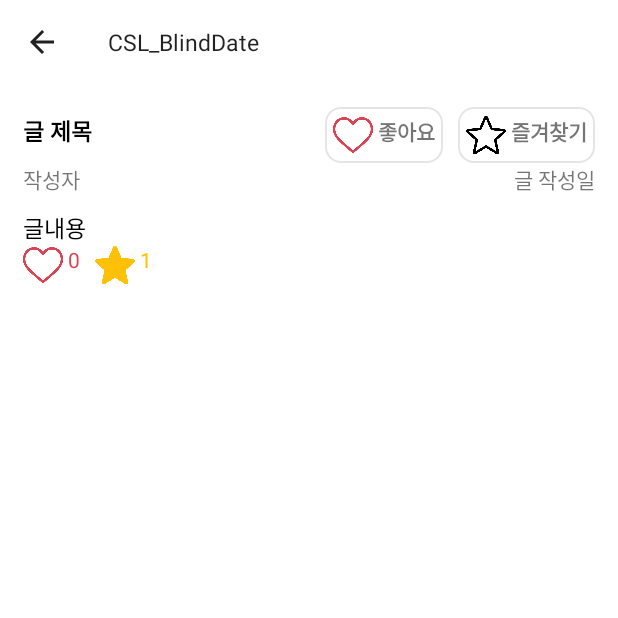
After one commit to gudwh14/csl_blind_date, an Android app: the BoardViewActivity screen opened directly, with no data from a screen before it, on a phone screen of 412 x 824 dp, the top half of it. The commit adds this screen. Run offline under Robolectric (Android 15) with nearby library versions, the phone set to English and light mode, and no system bars.

Commit message:
2020/05/18 -a

```diff
--- a/app/src/main/java/com/csl/csl_blinddate/Adapter/BoardAdapter.java
+++ b/app/src/main/java/com/csl/csl_blinddate/Adapter/BoardAdapter.java
@@ -1,6 +1,7 @@
 package com.csl.csl_blinddate.Adapter;
 
 import android.content.Context;
+import android.content.Intent;
 import android.graphics.drawable.Drawable;
 import android.view.LayoutInflater;
 import android.view.View;
@@ -12,6 +13,8 @@ import android.widget.Toast;
 import androidx.annotation.NonNull;
 import androidx.recyclerview.widget.RecyclerView;
 
+import com.csl.csl_blinddate.BoardViewActivity;
+import com.csl.csl_blinddate.ChatActivity;
 import com.csl.csl_blinddate.Data.ApplyData;
 import com.csl.csl_blinddate.Data.BoardData;
 import com.csl.csl_blinddate.Data.RetrofitRepo;
@@ -77,6 +80,7 @@ public class BoardAdapter extends RecyclerView.Adapter<BoardAdapter.ViewHolder>
         private Drawable up_drawable;
         private Drawable comments_drawable;
         int board_id;
+        String board_title;
 
         ViewHolder(final View itemView) {
             super(itemView);
@@ -96,6 +100,8 @@ public class BoardAdapter extends RecyclerView.Adapter<BoardAdapter.ViewHolder>
 
         void onBind(BoardData data) {
             Date time = new Date();
+            board_title = data.getBoard_title();
+
             String str_time = simpleDateFormat.format(time);
             String[] n_time = str_time.split(" ");
             String[] b_time = data.getTime().split(" ");
@@ -107,7 +113,7 @@ public class BoardAdapter extends RecyclerView.Adapter<BoardAdapter.ViewHolder>
             }
 
             board_id = data.getBoard_id();
-            if(data.getBoard_title().equals("익명게시판")) {
+            if(board_title.equals("익명게시판")) {
                 board_userText.setText("익명");
             }
             else {
@@ -120,6 +126,19 @@ public class BoardAdapter extends RecyclerView.Adapter<BoardAdapter.ViewHolder>
 
             board_upText.setCompoundDrawables(up_drawable,null,null,null);
             board_commentsText.setCompoundDrawables(comments_drawable,null,null,null);
+
+            itemView.setOnClickListener(new View.OnClickListener() {
+                @Override
+                public void onClick(View view) {
+                    int pos = getAdapterPosition();
+                    if(pos != RecyclerView.NO_POSITION) {
+                        Intent intent = new Intent(view.getContext(), BoardViewActivity.class);
+                        intent.putExtra("title",board_title);
+                        intent.putExtra("board_id",board_id);
+                        view.getContext().startActivity(intent);
+                    }
+                }
+            });
         }
 
     }
--- /dev/null
+++ b/app/src/main/java/com/csl/csl_blinddate/BoardViewActivity.java
@@ -0,0 +1,113 @@
+package com.csl.csl_blinddate;
+
+import androidx.appcompat.app.AppCompatActivity;
+import androidx.appcompat.widget.Toolbar;
+import retrofit2.Call;
+import retrofit2.Callback;
+import retrofit2.Response;
+import retrofit2.Retrofit;
+import retrofit2.converter.gson.GsonConverterFactory;
+
+import android.graphics.drawable.Drawable;
+import android.os.Bundle;
+import android.view.View;
+import android.widget.TextView;
+
+import com.csl.csl_blinddate.Data.RetrofitRepo;
+
+import java.util.HashMap;
+
+import static com.csl.csl_blinddate.RetrofitService.URL;
+
+public class BoardViewActivity extends AppCompatActivity {
+
+    Drawable up_drawable;
+    Drawable favorite_before_drawable;
+    Drawable favorite_after_drawable;
+    TextView boardView_titleText;
+    TextView boardView_userText;
+    TextView boardView_timeText;
+    TextView boardView_upText;
+    TextView boardView_favoriteText;
+    TextView boardView_mainText;
+    TextView boardView_up_countText;
+    TextView boardView_favorite_countText;
+
+
+    @Override
+    protected void onCreate(Bundle savedInstanceState) {
+        super.onCreate(savedInstanceState);
+        setContentView(R.layout.activity_board_view);
+
+        // toolbar
+        Toolbar toolbar = findViewById(R.id.boardView_toolbar);
+        toolbar.setTitle(getIntent().getStringExtra("title"));
+        setSupportActionBar(toolbar);
+        getSupportActionBar().setDisplayHomeAsUpEnabled(true);
+
+        // view Init
+        up_drawable = getApplicationContext().getResources().getDrawable(R.drawable.heart_icon);
+        favorite_before_drawable = getApplicationContext().getResources().getDrawable(R.drawable.favorite_before_icon);
+        favorite_after_drawable = getApplicationContext().getResources().getDrawable(R.drawable.favorite_after_icon);
+
+        up_drawable.setBounds(0,0,40,40);
+        favorite_before_drawable.setBounds(0,0,40,40);
+        favorite_after_drawable.setBounds(0,0,40,40);
+
+        boardView_titleText = findViewById(R.id.boardView_titleText);
+        boardView_userText = findViewById(R.id.boardView_userText);
+        boardView_timeText = findViewById(R.id.boardView_timeText);
+        boardView_upText = findViewById(R.id.boardView_upText);
+        boardView_favoriteText = findViewById(R.id.boardView_favoriteText);
+        boardView_mainText = findViewById(R.id.boardView_mainText);
+        boardView_up_countText = findViewById(R.id.boardView_up_countText);
+        boardView_favorite_countText = findViewById(R.id.boardView_favorite_countText);
+
+
+        boardView_upText.setCompoundDrawables(up_drawable,null,null,null);
+        boardView_favoriteText.setCompoundDrawables(favorite_before_drawable,null,null,null);
+        boardView_up_countText.setCompoundDrawables(up_drawable,null,null,null);
+        boardView_favorite_countText.setCompoundDrawables(favorite_after_drawable,null,null,null);
+
+        //
+        boardView_favoriteText.setOnClickListener(new View.OnClickListener() {
+            @Override
+            public void onClick(View view) {
+                boardView_favoriteText.setCompoundDrawables(favorite_after_drawable,null,null,null);
+            }
+        });
+
+        // refresh
+        refresh();
+    }
+
+    public void refresh() {
+        HashMap<String,Object> data = new HashMap<>();
+        data.put("id",getIntent().getIntExtra("board_id",0));
+
+        Retrofit retrofit = new Retrofit.Builder()
+                .baseUrl(URL)
+                .addConverterFactory(GsonConverterFactory.create())
+                .build();
+        RetrofitService retrofitService = retrofit.create(RetrofitService.class);
+        Call<RetrofitRepo> call = retrofitService.BoardViewRefresh(data);
+        call.enqueue(new Callback<RetrofitRepo>() {
+            @Override
+            public void onResponse(Call<RetrofitRepo> call, Response<RetrofitRepo> response) {
+                RetrofitRepo repo = response.body();
+                boardView_titleText.setText(repo.getTitle());
+                boardView_userText.setText(repo.getUserID()+" 님");
+                boardView_mainText.setText(repo.getMainText());
+                boardView_up_countText.setText(repo.getUp()+"");
+                boardView_favorite_countText.setText(repo.getFavorite()+"");
+                String[] time = repo.getTime().split(" ");
+                boardView_timeText.setText(time[1]+" "+time[2]);
+            }
+
+            @Override
+            public void onFailure(Call<RetrofitRepo> call, Throwable t) {
+                t.printStackTrace();
+            }
+        });
+    }
+}
--- a/app/src/main/java/com/csl/csl_blinddate/Data/RetrofitRepo.java
+++ b/app/src/main/java/com/csl/csl_blinddate/Data/RetrofitRepo.java
@@ -55,6 +55,8 @@ public class RetrofitRepo {
     private int up;
     @SerializedName("comments")
     private int comments;
+    @SerializedName("favorite")
+    private int favorite;
 
     public boolean isSuccess() {
         return success;
@@ -159,4 +161,8 @@ public class RetrofitRepo {
     public int getComments() {
         return comments;
     }
+
+    public int getFavorite() {
+        return favorite;
+    }
 }
--- a/app/src/main/java/com/csl/csl_blinddate/Data/UserData.java
+++ b/app/src/main/java/com/csl/csl_blinddate/Data/UserData.java
@@ -5,7 +5,7 @@ import android.os.Parcelable;
 
 import com.kakao.usermgmt.response.model.User;
 
-public class UserData implements Parcelable {
+public class UserData {
     private String userID;
     private int age;
     private String gender;
@@ -13,7 +13,7 @@ public class UserData implements Parcelable {
     private String mail;
     private boolean certification;
 
-    public UserData (String userID, int age, String gender, String school, String mail, boolean certification ) {
+    public UserData(String userID, int age, String gender, String school, String mail, boolean certification) {
         this.userID = userID;
         this.age = age;
         this.gender = gender;
@@ -45,40 +45,4 @@ public class UserData implements Parcelable {
     public boolean isCertification() {
         return certification;
     }
-
-    protected UserData(Parcel in) {
-        userID = in.readString();
-        age = in.readInt();
-        gender = in.readString();
-        school = in.readString();
-        mail = in.readString();
-        certification = in.readInt() == 1;
-    }
-
-    @Override
-    public int describeContents() {
-        return 0;
-    }
-
-    @Override
-    public void writeToParcel(Parcel parcel, int i) {
-        parcel.writeString(userID);
-        parcel.writeInt(age);
-        parcel.writeString(gender);
-        parcel.writeString(school);
-        parcel.writeString(mail);
-        parcel.writeInt(certification ? 1 : 0);
-    }
-
-    public static final Creator<UserData> CREATOR = new Creator<UserData>() {
-        @Override
-        public UserData createFromParcel(Parcel parcel) {
-            return new UserData(parcel);
-        }
-
-        @Override
-        public UserData[] newArray(int i) {
-            return new UserData[i];
-        }
-    };
 }
--- a/app/src/main/java/com/csl/csl_blinddate/ListTabFragment.java
+++ b/app/src/main/java/com/csl/csl_blinddate/ListTabFragment.java
@@ -58,7 +58,6 @@ public class ListTabFragment extends Fragment {
 
         View view = localInflater.inflate(R.layout.fragment_list_tab, container, false);
 
-        userData = getArguments().getParcelable("userData");
 
         // RecyclerView, Adapter 초기화
         listRecyclerView = view.findViewById(R.id.ListRecyclerView);
@@ -87,7 +86,6 @@ public class ListTabFragment extends Fragment {
             @Override
             public void onClick(View view) {
                 Intent intent = new Intent(getActivity(),ListWriteActivity.class);
-                intent.putExtra("userData",getArguments().getParcelable("userData"));
                 startActivity(intent);
             }
         });
--- a/app/src/main/java/com/csl/csl_blinddate/ListWriteActivity.java
+++ b/app/src/main/java/com/csl/csl_blinddate/ListWriteActivity.java
@@ -68,7 +68,6 @@ public class ListWriteActivity extends AppCompatActivity {
         memberChip_3 = findViewById(R.id.memberChip_3);
         memberChip_4 = findViewById(R.id.memberChip_4);
 
-        final UserData userData = getIntent().getParcelableExtra("userData");
 
         // CloseButton 클릭 리스너
         ListWrite_CloseButton.setOnClickListener(new View.OnClickListener() {
@@ -109,7 +108,7 @@ public class ListWriteActivity extends AppCompatActivity {
                 else {
                     // 통신
                     HashMap<String, Object> data = new HashMap<>();
-                    data.put("userID",userData.getUserID());
+                    data.put("userID",SplashActivity.userData.getUserID());
                     data.put("comment",comment);
                     data.put("member",member);
                     data.put("trait0",trait[0]);
--- a/app/src/main/java/com/csl/csl_blinddate/MainActivity.java
+++ b/app/src/main/java/com/csl/csl_blinddate/MainActivity.java
@@ -35,12 +35,6 @@ public class MainActivity extends AppCompatActivity {
         homeTabFragment = new HomeTabFragment();
         listTabFragment = new ListTabFragment();
         chatTabFragment = new ChatTabFragment();
-
-        Bundle bundle = new Bundle();
-        bundle.putParcelable("userData",getIntent().getParcelableExtra("userData"));
-        homeTabFragment.setArguments(bundle);
-        listTabFragment.setArguments(bundle);
-        chatTabFragment.setArguments(bundle);
 
         // 제일 처음 띄울 fragment 뷰 설정
         getSupportFragmentManager().beginTransaction().replace(R.id.MainFrameLayout, homeTabFragment).commitAllowingStateLoss();
--- a/app/src/main/java/com/csl/csl_blinddate/RegisterActivity.java
+++ b/app/src/main/java/com/csl/csl_blinddate/RegisterActivity.java
@@ -129,7 +129,6 @@ public class RegisterActivity extends AppCompatActivity {
                                     if (repo.isSuccess()) {
                                         Intent intent = new Intent(RegisterActivity.this, MainActivity.class);
                                         UserData userData = new UserData(userID,age,gender,school,mail,certification);
-                                        intent.putExtra("userData",userData);
                                         startActivity(intent);
                                         finish();
                                     } else {
--- a/app/src/main/java/com/csl/csl_blinddate/RetrofitService.java
+++ b/app/src/main/java/com/csl/csl_blinddate/RetrofitService.java
@@ -18,7 +18,7 @@ import retrofit2.http.Query;
 import retrofit2.http.QueryMap;
 
 public interface RetrofitService {
-    String URL = "http://121.137.115.129/blinddate/";
+    String URL = "http://112.186.52.39/blinddate/";
 
 
     @GET("index.php")
@@ -115,5 +115,10 @@ public interface RetrofitService {
             @FieldMap HashMap<String, Object> param
     );
 
+    @FormUrlEncoded
+    @POST("BoardViewRefresh.php")
+    Call<RetrofitRepo> BoardViewRefresh(
+            @FieldMap HashMap<String, Object> param
+    );
 
 }
--- a/app/src/main/java/com/csl/csl_blinddate/SplashActivity.java
+++ b/app/src/main/java/com/csl/csl_blinddate/SplashActivity.java
@@ -75,7 +75,6 @@ public class SplashActivity extends AppCompatActivity {
                                     if(repo.isSuccess()) {
                                         intent = new Intent(SplashActivity.this,MainActivity.class);
                                         userData = new UserData(repo.getUserID(),repo.getAge(),repo.getGender()+"",repo.getSchool(),repo.getMail(),repo.isCertification());
-                                        intent.putExtra("userData",userData);
                                         startActivity(intent);
                                         //finish();
 
--- /dev/null
+++ b/app/src/main/res/drawable-v24/grey_background_shape.xml
@@ -0,0 +1,12 @@
+<?xml version="1.0" encoding="utf-8"?>
+<shape xmlns:android="http://schemas.android.com/apk/res/android"
+    android:shape="rectangle" >
+    <solid android:color="@null"/>
+    <corners android:bottomRightRadius="10dp"
+        android:bottomLeftRadius="10dp"
+        android:topLeftRadius="10dp"
+        android:topRightRadius="10dp"/>
+    <stroke
+        android:width="1dp"
+        android:color="#66bdbdbd" />
+</shape>
--- /dev/null
+++ b/app/src/main/res/layout/activity_board_view.xml
@@ -0,0 +1,123 @@
+<?xml version="1.0" encoding="utf-8"?>
+<LinearLayout xmlns:android="http://schemas.android.com/apk/res/android"
+    xmlns:app="http://schemas.android.com/apk/res-auto"
+    xmlns:tools="http://schemas.android.com/tools"
+    android:layout_width="match_parent"
+    android:layout_height="match_parent"
+    tools:context=".BoardViewActivity"
+    android:orientation="vertical">
+
+    <androidx.appcompat.widget.Toolbar
+        android:id="@+id/boardView_toolbar"
+        android:layout_width="match_parent"
+        android:layout_height="wrap_content"
+        android:background="@null"
+        android:theme="?attr/actionBarTheme"
+        app:titleTextAppearance="@style/ToolbarTitleText"/>
+
+    <LinearLayout
+        android:layout_width="match_parent"
+        android:layout_height="wrap_content"
+        android:orientation="vertical"
+        android:layout_margin="15dp">
+
+        <LinearLayout
+            android:layout_width="match_parent"
+            android:layout_height="wrap_content" >
+
+
+            <TextView
+                android:id="@+id/boardView_titleText"
+                android:layout_width="0dp"
+                android:layout_weight="1"
+                android:layout_height="wrap_content"
+                android:text="글 제목"
+                android:textColor="#000000"
+                android:textSize="15dp"
+                android:textStyle="bold" />
+
+            <TextView
+                android:id="@+id/boardView_upText"
+                android:layout_width="wrap_content"
+                android:layout_height="wrap_content"
+                android:text=" 좋아요"
+                android:padding="5dp"
+                android:textStyle="bold"
+                android:background="@drawable/grey_background_shape"/>
+
+            <Space
+                android:layout_width="10dp"
+                android:layout_height="match_parent"/>
+
+            <TextView
+                android:id="@+id/boardView_favoriteText"
+                android:layout_width="wrap_content"
+                android:layout_height="wrap_content"
+                android:text=" 즐겨찾기"
+                android:padding="5dp"
+                android:textStyle="bold"
+                android:background="@drawable/grey_background_shape"/>
+        </LinearLayout>
+
+        <LinearLayout
+            android:layout_width="match_parent"
+            android:layout_height="wrap_content"
+            android:orientation="horizontal">
+
+            <TextView
+                android:id="@+id/boardView_userText"
+                android:layout_width="wrap_content"
+                android:layout_height="wrap_content"
+                android:layout_weight="1"
+                android:text="작성자" />
+
+            <TextView
+                android:id="@+id/boardView_timeText"
+                android:layout_width="wrap_content"
+                android:layout_height="wrap_content"
+                android:text="글 작성일" />
+
+        </LinearLayout>
+
+        <Space
+            android:layout_width="match_parent"
+            android:layout_height="10dp"/>
+        <TextView
+            android:id="@+id/boardView_mainText"
+            android:layout_width="match_parent"
+            android:layout_height="wrap_content"
+            android:text="글내용"
+            android:textColor="#000000"
+            android:textSize="15dp"/>
+
+        <LinearLayout
+            android:layout_width="match_parent"
+            android:layout_height="wrap_content"
+            android:orientation="horizontal">
+
+            <TextView
+                android:id="@+id/boardView_up_countText"
+                android:layout_width="wrap_content"
+                android:layout_height="match_parent"
+                android:text=" 0"
+                android:textColor="#DB4455" />
+
+            <Space
+                android:layout_width="10dp"
+                android:layout_height="match_parent" />
+
+            <TextView
+                android:id="@+id/boardView_favorite_countText"
+                android:layout_width="wrap_content"
+                android:layout_height="match_parent"
+                android:text=" 1"
+                android:textColor="#FFC107" />
+        </LinearLayout>
+    </LinearLayout>
+
+    <androidx.recyclerview.widget.RecyclerView
+        android:layout_width="match_parent"
+        android:layout_height="match_parent" />
+
+
+</LinearLayout>
--- a/app/src/main/res/layout/board_view.xml
+++ b/app/src/main/res/layout/board_view.xml
@@ -1,7 +1,8 @@
 <?xml version="1.0" encoding="utf-8"?>
 <LinearLayout xmlns:android="http://schemas.android.com/apk/res/android"
     android:orientation="vertical" android:layout_width="match_parent"
-    android:layout_height="wrap_content">
+    android:layout_height="wrap_content"
+    android:background="?attr/selectableItemBackground">
 
     <Space
         android:layout_width="match_parent"
--- a/app/src/main/res/xml/network_security_config.xml
+++ b/app/src/main/res/xml/network_security_config.xml
@@ -1,6 +1,6 @@
 <?xml version="1.0" encoding="utf-8"?>
 <network-security-config>
     <domain-config cleartextTrafficPermitted="true">
-        <domain includeSubdomains="true">121.137.115.129</domain>
+        <domain includeSubdomains="true">112.186.52.39</domain>
     </domain-config>
 </network-security-config>
```
Also changed, not shown: app/src/main/AndroidManifest.xml (+7 -5 lines), app/src/main/res/drawable/favorite_after_icon.png (added), app/src/main/res/drawable/favorite_before_icon.png (added).
